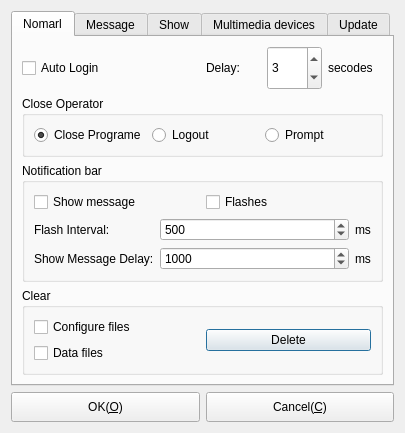
Above: Widgets/DlgOptions/DlgOptions.ui from KangLin/RabbitIm before the change. Below: the same form after it.
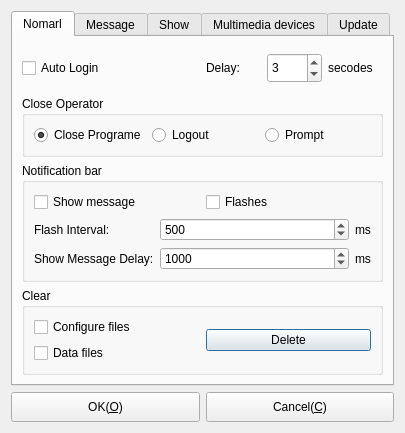
That is the form after the change. The open tabs and pages were chosen to show the change. Icons and pictures are not drawn.

Commit message: 修改翻译资源

Patch:
```diff
--- a/Widgets/DlgOptions/DlgOptions.ui
+++ b/Widgets/DlgOptions/DlgOptions.ui
@@ -63,6 +63,12 @@
                <verstretch>0</verstretch>
               </sizepolicy>
              </property>
+             <property name="maximumSize">
+              <size>
+               <width>16777215</width>
+               <height>30</height>
+              </size>
+             </property>
              <property name="value">
               <number>3</number>
              </property>
```
Left out of the diff: 2 changed lines with no effect on the pictures. The commit also changes 2 other files.
